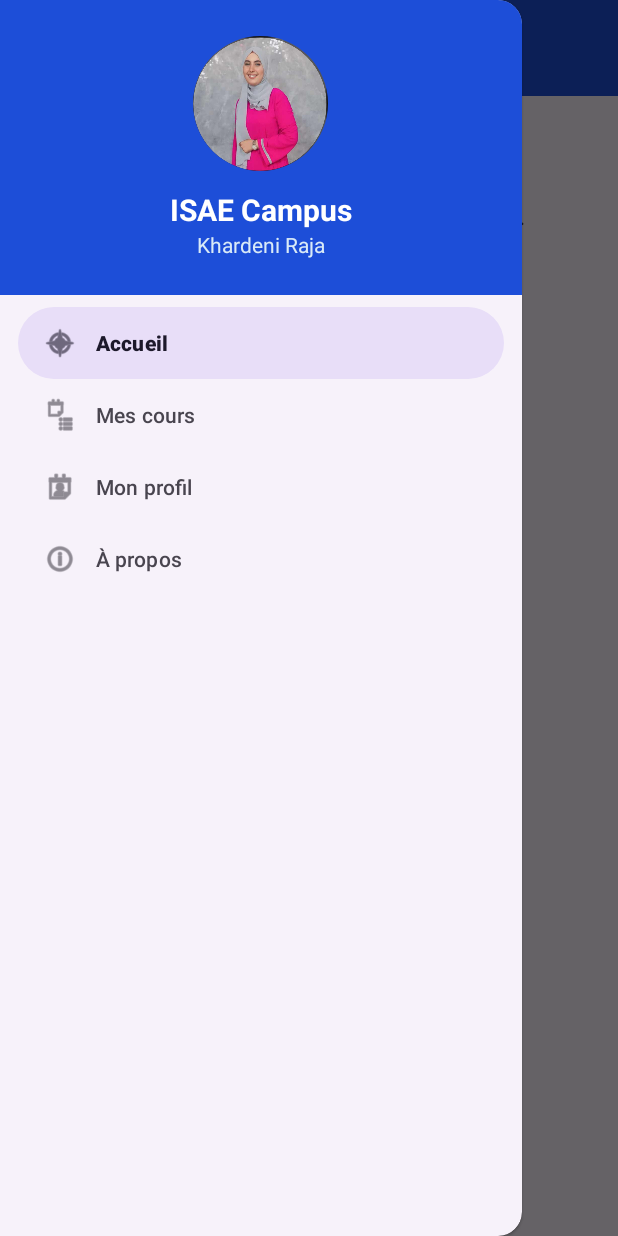
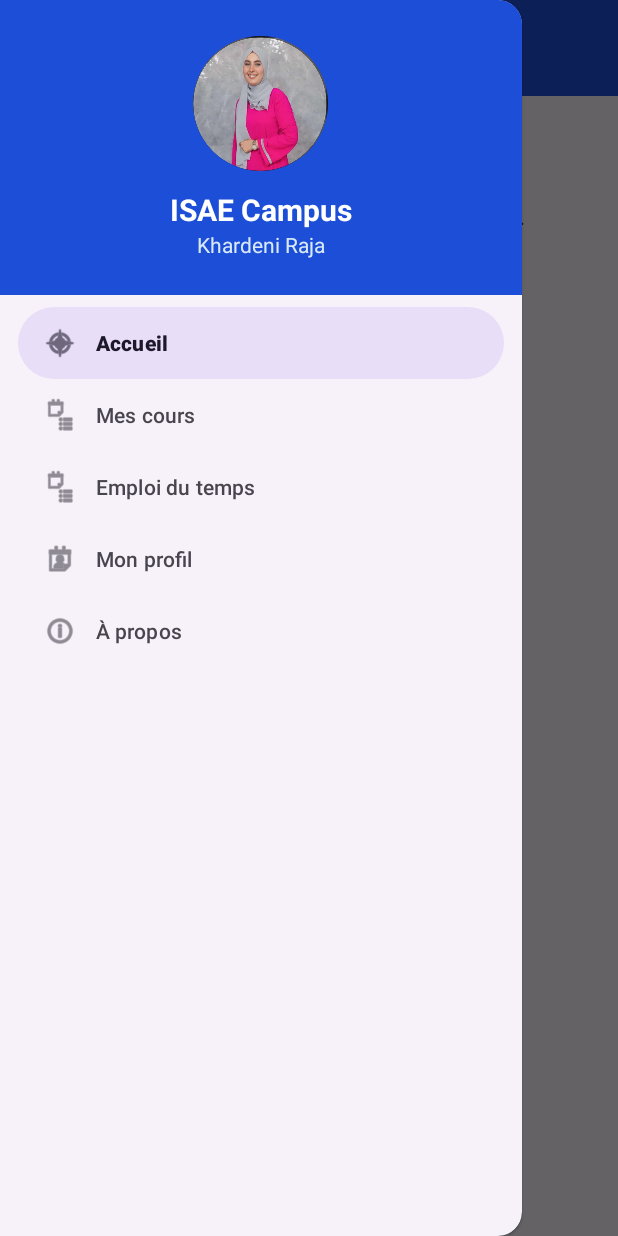
Before and after one commit to rajakhardeni30-cpu/TP4Navigation, an Android app: the screen it shows after launch (MainActivity), with the side drawer open, on a phone screen of 412 x 824 dp. Run offline under Robolectric (Android 15) with nearby library versions, the phone set to English and light mode, and no system bars.

Commit message:
MainActivity menu_drawer

```diff
--- a/app/src/main/res/menu/menu_drawer.xml
+++ b/app/src/main/res/menu/menu_drawer.xml
@@ -10,6 +10,10 @@
             android:icon="@android:drawable/ic_menu_agenda"
             android:title="Mes cours" />
         <item
+            android:id="@+id/nav_emploi"
+            android:icon="@android:drawable/ic_menu_agenda"
+            android:title="Emploi du temps" />
+        <item
             android:id="@+id/nav_profil"
             android:icon="@android:drawable/ic_menu_my_calendar"
             android:title="Mon profil" />
```
Also changed, not shown: app/src/main/java/com/example/tp4navigation/MainActivity.java (+10 -0 lines).
